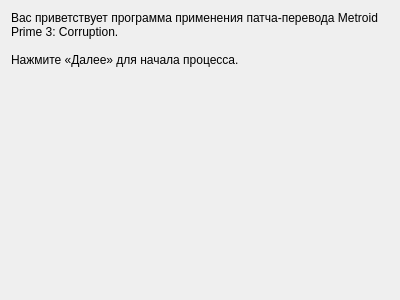
mbystryantsev/consolgames-tools, file game-specific/Metroid Prime 3/Patcher/wizard/ui/IntroPage.ui: the form before one commit.
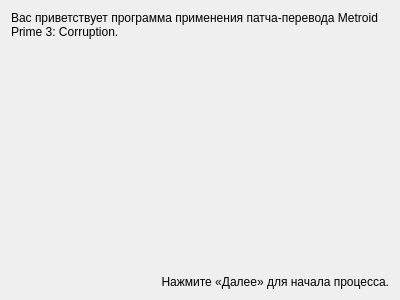
The form after the commit.

Commit message: MP3C: Patcher: Added warning for non-production patcher builds

```diff
--- a/game-specific/Metroid Prime 3/Patcher/wizard/ui/IntroPage.ui
+++ b/game-specific/Metroid Prime 3/Patcher/wizard/ui/IntroPage.ui
@@ -20,9 +20,7 @@
    <item>
     <widget class="QLabel" name="label">
      <property name="text">
-      <string>Вас приветствует программа применения патча-перевода Metroid Prime 3: Corruption.
-
-Нажмите «Далее» для начала процесса.</string>
+      <string>Вас приветствует программа применения патча-перевода Metroid Prime 3: Corruption.</string>
      </property>
      <property name="wordWrap">
       <bool>true</bool>
@@ -42,6 +40,16 @@
      </property>
     </spacer>
    </item>
+   <item>
+    <widget class="QLabel" name="label_2">
+     <property name="text">
+      <string>Нажмите «Далее» для начала процесса.</string>
+     </property>
+     <property name="alignment">
+      <set>Qt::AlignBottom|Qt::AlignRight|Qt::AlignTrailing</set>
+     </property>
+    </widget>
+   </item>
   </layout>
  </widget>
  <resources/>
```
Left out of the diff: 2 changed lines with no effect on the pictures. The commit also changes 1 other file.
